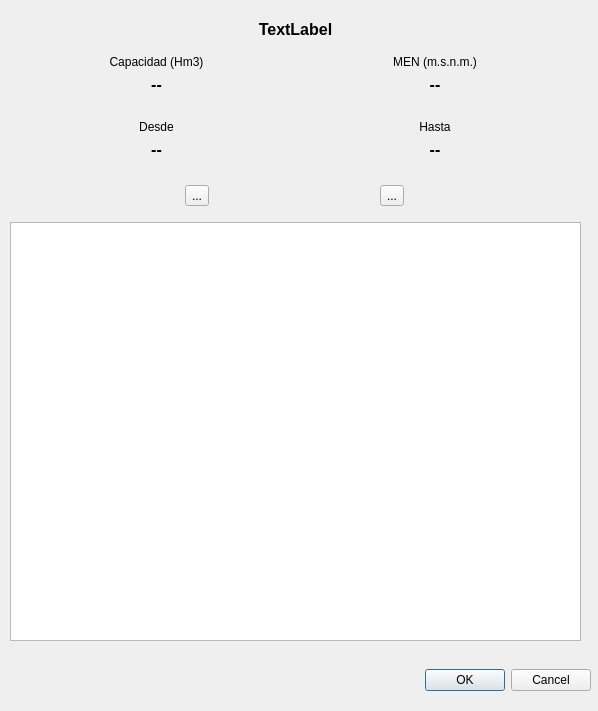
Qt form src/dlg-show-table.ui (federicomartinlara1976/VerEmbalses) before a commit.
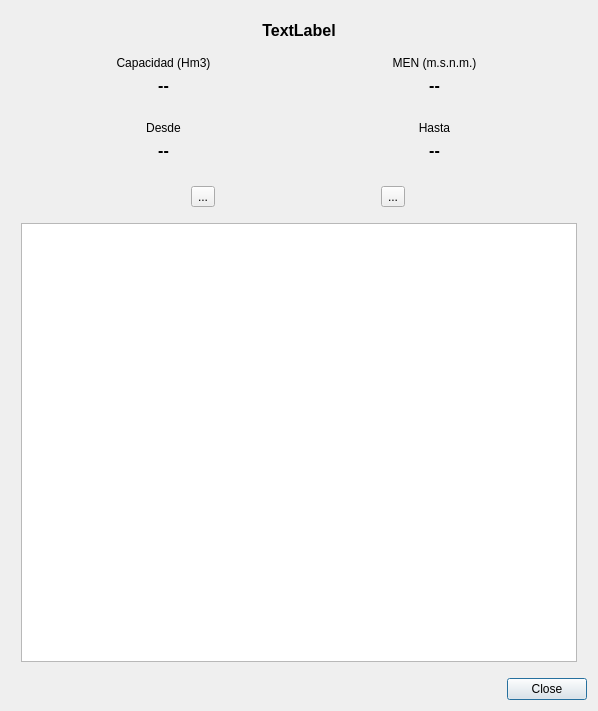
The same form after that commit. Icons and pictures are not drawn.

Diff of the .ui file:
```diff
--- a/src/dlg-show-table.ui
+++ b/src/dlg-show-table.ui
@@ -13,31 +13,8 @@
   <property name="windowTitle">
    <string>Datos por fecha</string>
   </property>
-  <widget class="QDialogButtonBox" name="buttonBox">
-   <property name="geometry">
-    <rect>
-     <x>10</x>
-     <y>660</y>
-     <width>581</width>
-     <height>41</height>
-    </rect>
-   </property>
-   <property name="orientation">
-    <enum>Qt::Horizontal</enum>
-   </property>
-   <property name="standardButtons">
-    <set>QDialogButtonBox::Cancel|QDialogButtonBox::Ok</set>
-   </property>
-  </widget>
-  <widget class="QWidget" name="verticalLayoutWidget">
-   <property name="geometry">
-    <rect>
-     <x>0</x>
-     <y>10</y>
-     <width>591</width>
-     <height>641</height>
-    </rect>
-   </property>
+  <layout class="QVBoxLayout" name="verticalLayout_6">
+   <item>
    <layout class="QVBoxLayout" name="verticalLayout">
     <property name="leftMargin">
      <number>10</number>
@@ -272,7 +249,18 @@
      <widget class="QTableView" name="tblResultados"/>
     </item>
    </layout>
-  </widget>
+   </item>
+   <item>
+    <widget class="QDialogButtonBox" name="buttonBox">
+     <property name="orientation">
+      <enum>Qt::Horizontal</enum>
+     </property>
+     <property name="standardButtons">
+      <set>QDialogButtonBox::Close</set>
+     </property>
+    </widget>
+   </item>
+  </layout>
  </widget>
  <resources/>
  <connections>
```
Left out of the diff: 8 changed lines with no effect on the pictures. Lines whose indentation alone changed are shown as unchanged.
